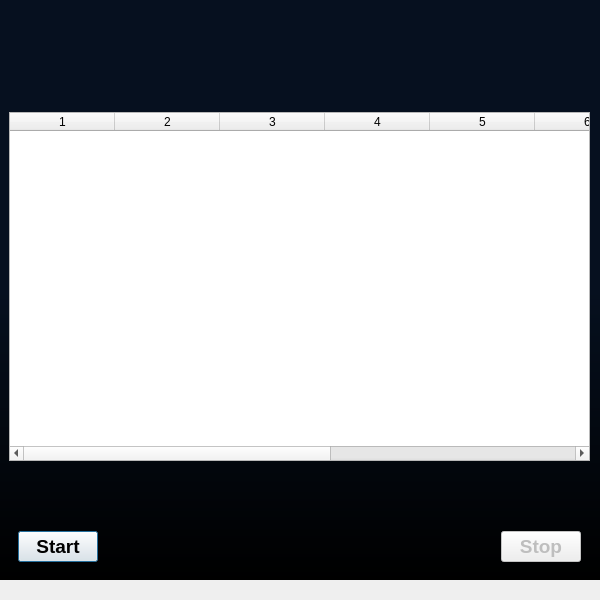
bitcap-co/bitcap-ipr, file src/ui/MainWindow.ui: the form before one commit.
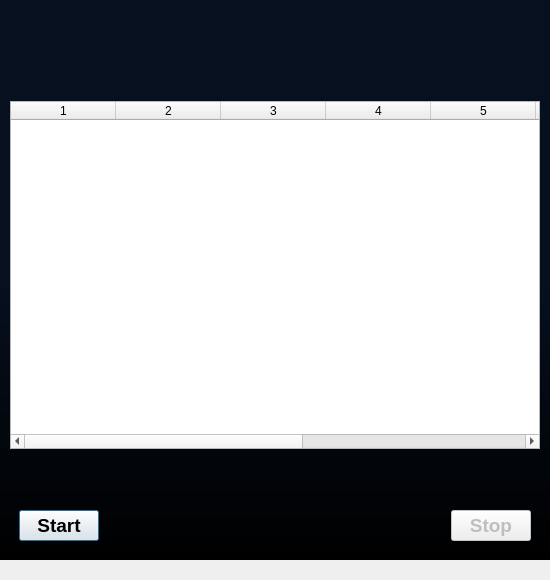
The form after the commit. The open tabs and pages were chosen to show the change.

Commit message: adjust window size

```diff
--- a/src/ui/MainWindow.ui
+++ b/src/ui/MainWindow.ui
@@ -6,8 +6,8 @@
    <rect>
     <x>0</x>
     <y>0</y>
-    <width>600</width>
-    <height>600</height>
+    <width>550</width>
+    <height>580</height>
    </rect>
   </property>
   <property name="windowTitle">
@@ -24,7 +24,7 @@
      <rect>
       <x>0</x>
       <y>0</y>
-      <width>600</width>
+      <width>550</width>
       <height>30</height>
      </rect>
     </property>
@@ -51,7 +51,7 @@
      <rect>
       <x>0</x>
       <y>30</y>
-      <width>600</width>
+      <width>550</width>
       <height>26</height>
      </rect>
     </property>
@@ -66,10 +66,10 @@
    <widget class="QWidget" name="vwrapper" native="true">
     <property name="geometry">
      <rect>
-      <x>9</x>
+      <x>10</x>
       <y>60</y>
-      <width>581</width>
-      <height>511</height>
+      <width>530</width>
+      <height>490</height>
      </rect>
     </property>
     <layout class="QVBoxLayout" name="verticalLayout">
@@ -127,8 +127,8 @@
           <rect>
            <x>0</x>
            <y>0</y>
-           <width>581</width>
-           <height>349</height>
+           <width>530</width>
+           <height>348</height>
           </rect>
          </property>
          <property name="sizePolicy">
@@ -169,6 +169,10 @@
          <column/>
          <column/>
          <column/>
+         <column/>
+         <column/>
+         <column/>
+         <column/>
         </widget>
        </widget>
        <widget class="QWidget" name="iprLogo">
```
The commit also changes 1 other file.
